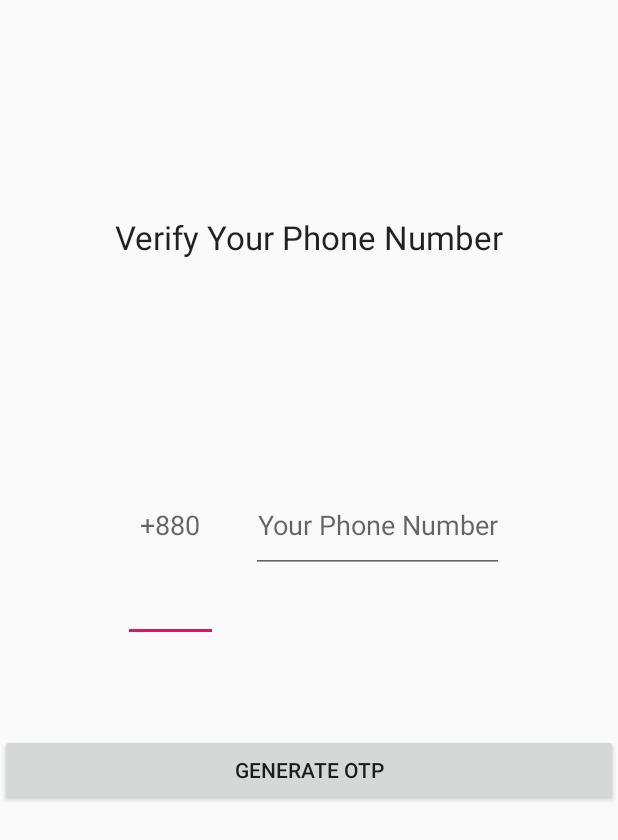
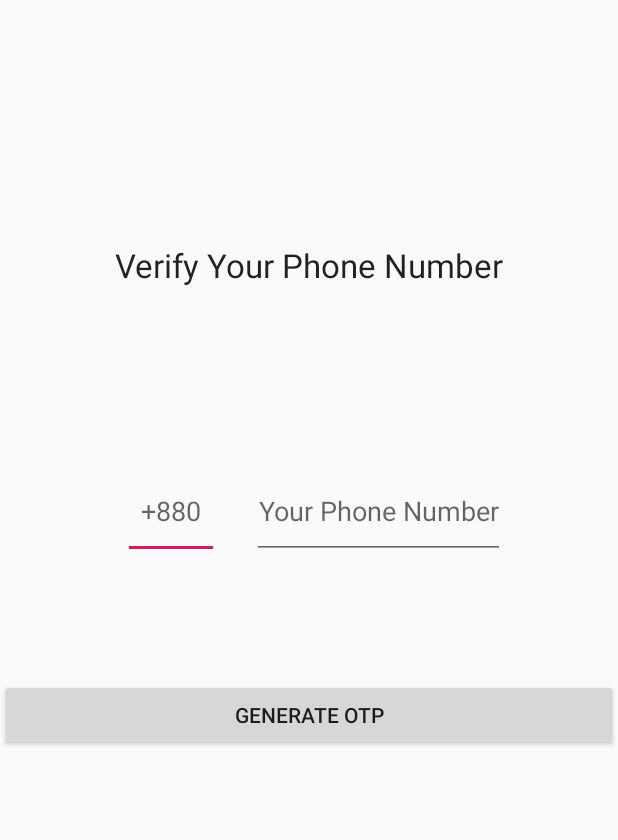
Before and after one commit to Anirbanshaheen/OtpDemo, an Android app: the screen it shows after launch (LoginActivity), on a phone screen of 412 x 824 dp. Shown: the top 840 px of the screen. Run offline under Robolectric (Android 15) with nearby library versions, the phone set to English and light mode, and no system bars; our stand-ins replace Firebase (no records; nobody signed in at launch, a user with empty details on screens opened directly).

Commit message:
Testing Done for any mobile

```diff
--- a/app/src/main/res/layout/activity_login.xml
+++ b/app/src/main/res/layout/activity_login.xml
@@ -23,8 +23,8 @@
 
     <EditText
         android:id="@+id/countryCode"
-        android:layout_width="0dp"
-        android:layout_height="0dp"
+        android:layout_width="64dp"
+        android:layout_height="64dp"
         android:layout_marginStart="82dp"
         android:layout_marginEnd="22dp"
         android:layout_marginBottom="61dp"
```
